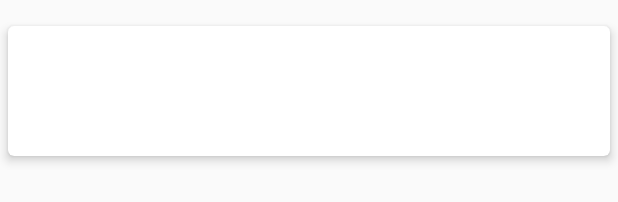
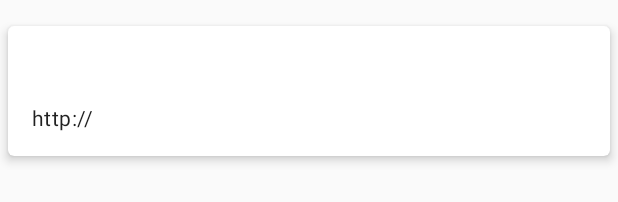
Before and after one commit to KaivandenBroek/MadLevel3Task2, an Android app: the layout item_portal.xml on its own in the app's theme, with its tools: preview values and no code run, on a phone screen of 412 x 824 dp. Shown: the part 527-729 px from the top of the screen. Run offline under Robolectric (Android 15) with nearby library versions, the phone set to English and light mode, and no system bars.

Commit message:
added function

```diff
--- a/app/src/main/java/com/example/madlevel3task2/PortalAdapter.kt
+++ b/app/src/main/java/com/example/madlevel3task2/PortalAdapter.kt
@@ -6,7 +6,7 @@ import android.view.ViewGroup
 import androidx.recyclerview.widget.RecyclerView
 import kotlinx.android.synthetic.main.item_portal.view.*
 
-class PortalAdapter(private val portals: List<Portal>) :
+class PortalAdapter(private val portals: List<Portal>, private val clickListener: (Portal) -> Unit) :
     RecyclerView.Adapter<PortalAdapter.ViewHolder>() {
 
     inner class ViewHolder(itemView: View) :
@@ -15,6 +15,7 @@ class PortalAdapter(private val portals: List<Portal>) :
         fun databind(portals: Portal) {
             itemView.tvPortalTitle.text = portals.title
             itemView.tvPortalUrl.text = portals.url
+            itemView.layoutbox.setOnClickListener{clickListener(portals)}
         }
 
     }
--- a/app/src/main/res/layout/item_portal.xml
+++ b/app/src/main/res/layout/item_portal.xml
@@ -1,6 +1,7 @@
 <?xml version="1.0" encoding="utf-8"?>
 <androidx.cardview.widget.CardView xmlns:android="http://schemas.android.com/apk/res/android"
     xmlns:card_view="http://schemas.android.com/apk/res-auto"
+    xmlns:tools="http://schemas.android.com/tools"
     android:id="@+id/card_view"
     android:layout_width="match_parent"
     android:layout_height="wrap_content"
@@ -10,6 +11,7 @@
     card_view:cardUseCompatPadding="true">
 
     <LinearLayout
+        android:id="@+id/layoutbox"
         android:layout_width="match_parent"
         android:layout_height="wrap_content"
         android:orientation="vertical">
@@ -20,15 +22,17 @@
             android:layout_width="match_parent"
             android:layout_height="wrap_content"
             android:layout_marginLeft="16dp"
-            android:layout_marginRight="16dp"
-            android:layout_marginTop="16dp" />
+            android:layout_marginTop="16dp"
+            android:layout_marginRight="16dp" />
 
         <TextView
             android:id="@+id/tvPortalUrl"
             style="@style/TextAppearance.MaterialComponents.Body2"
             android:layout_width="match_parent"
             android:layout_height="match_parent"
-            android:layout_margin="16dp" />
+            android:layout_margin="16dp"
+            android:text="http://"
+            tools:text="http://" />
 
     </LinearLayout>
 
```
Also changed, not shown: app/build.gradle (+5 -5 lines), app/src/main/java/com/example/madlevel3task2/PortalsFragment.kt (+22 -1 lines).
